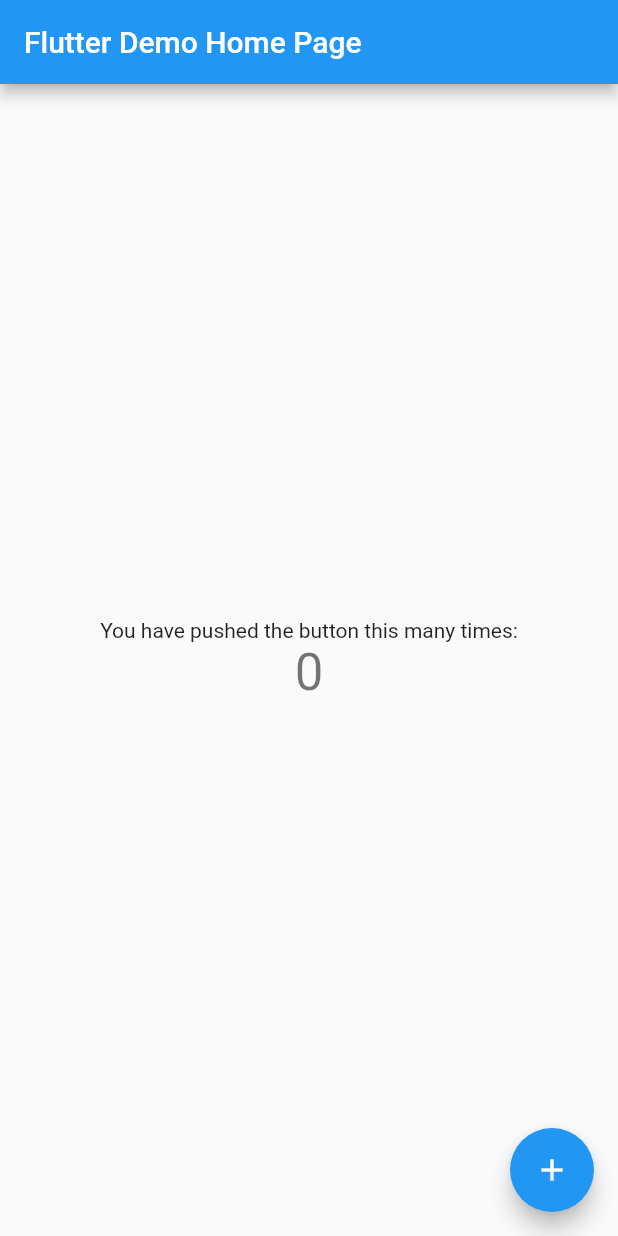
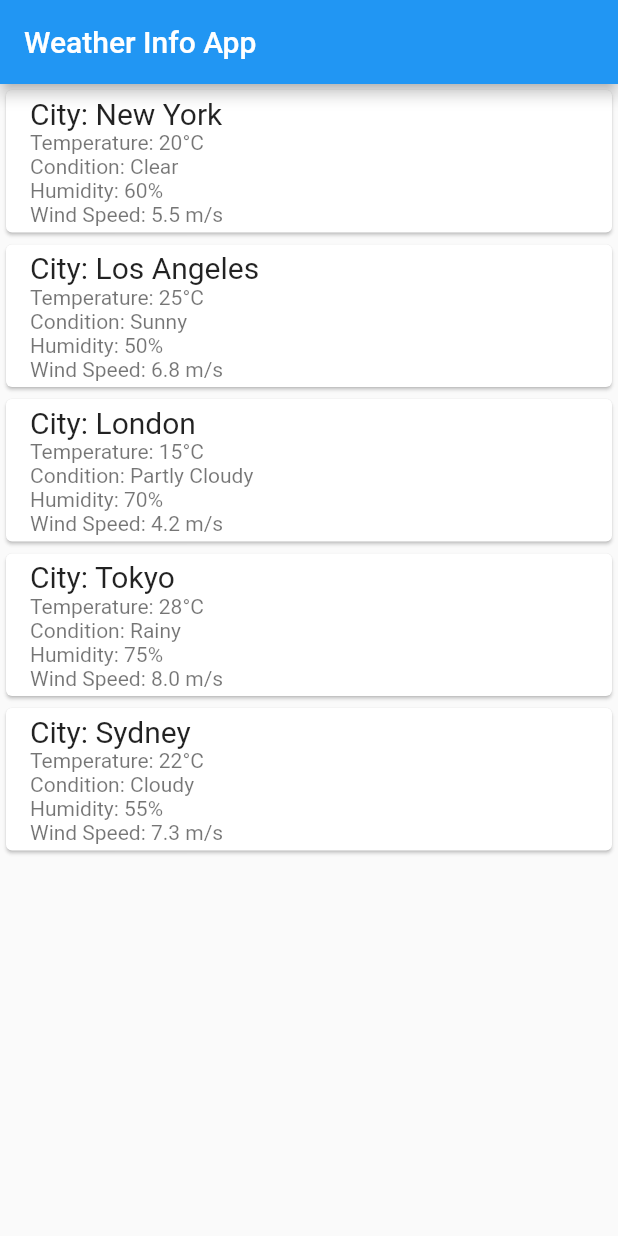
Before and after one commit to souvik600/module_11_live_test, a Flutter app: the screen it shows after launch, on a phone screen of 412 x 824 dp. Run offline on Flutter 3.47's test engine with Material 2 defaults, Android fonts, the phone set to English and light mode, and no system bars.

Commit message:
module_11_live_test

```diff
--- a/lib/main.dart
+++ b/lib/main.dart
@@ -1,115 +1,118 @@
+import 'dart:convert';
 import 'package:flutter/material.dart';
 
 void main() {
-  runApp(const MyApp());
+  runApp(WeatherApp());
 }
 
-class MyApp extends StatelessWidget {
-  const MyApp({super.key});
+class WeatherApp extends StatelessWidget {
+  final String jsonWeatherData = '''
+  [
+    {
+      "city": "New York",
+      "temperature": 20,
+      "condition": "Clear",
+      "humidity": 60,
+      "windSpeed": 5.5
+    },
+    {
+      "city": "Los Angeles",
+      "temperature": 25,
+      "condition": "Sunny",
+      "humidity": 50,
+      "windSpeed": 6.8
+    },
+    {
+      "city": "London",
+      "temperature": 15,
+      "condition": "Partly Cloudy",
+      "humidity": 70,
+      "windSpeed": 4.2
+    },
+    {
+      "city": "Tokyo",
+      "temperature": 28,
+      "condition": "Rainy",
+      "humidity": 75,
+      "windSpeed": 8.0
+    },
+    {
+      "city": "Sydney",
+      "temperature": 22,
+      "condition": "Cloudy",
+      "humidity": 55,
+      "windSpeed": 7.3
+    }
+  ]
+  ''';
 
-  // This widget is the root of your application.
   @override
   Widget build(BuildContext context) {
+    List<WeatherData> weatherDataList = List<WeatherData>.from(json.decode(jsonWeatherData).map((data) => WeatherData.fromJson(data)));
+
     return MaterialApp(
-      title: 'Flutter Demo',
-      theme: ThemeData(
-        // This is the theme of your application.
-        //
-        // Try running your application with "flutter run". You'll see the
-        // application has a blue toolbar. Then, without quitting the app, try
-        // changing the primarySwatch below to Colors.green and then invoke
-        // "hot reload" (press "r" in the console where you ran "flutter run",
-        // or simply save your changes to "hot reload" in a Flutter IDE).
-        // Notice that the counter didn't reset back to zero; the application
-        // is not restarted.
-        primarySwatch: Colors.blue,
+      home: Scaffold(
+        appBar: AppBar(
+          title: const Text('Weather Info App'),
+        ),
+        body: ListView.builder(
+          itemCount: weatherDataList.length,
+          itemBuilder: (context, index) {
+            WeatherData weatherData = weatherDataList[index];
+            return WeatherCard(weatherData: weatherData);
+          },
+        ),
       ),
-      home: const MyHomePage(title: 'Flutter Demo Home Page'),
     );
   }
 }
 
-class MyHomePage extends StatefulWidget {
-  const MyHomePage({super.key, required this.title});
+class WeatherData {
+  final String city;
+  final int temperature;
+  final String condition;
+  final int humidity;
+  final double windSpeed;
 
-  // This widget is the home page of your application. It is stateful, meaning
-  // that it has a State object (defined below) that contains fields that affect
-  // how it looks.
+  WeatherData({
+    required this.city,
+    required this.temperature,
+    required this.condition,
+    required this.humidity,
+    required this.windSpeed,
+  });
 
-  // This class is the configuration for the state. It holds the values (in this
-  // case the title) provided by the parent (in this case the App widget) and
-  // used by the build method of the State. Fields in a Widget subclass are
-  // always marked "final".
-
-  final String title;
-
-  @override
-  State<MyHomePage> createState() => _MyHomePageState();
+  factory WeatherData.fromJson(Map<String, dynamic> json) {
+    return WeatherData(
+      city: json['city'],
+      temperature: json['temperature'],
+      condition: json['condition'],
+      humidity: json['humidity'],
+      windSpeed: json['windSpeed'].toDouble(),
+    );
+  }
 }
 
-class _MyHomePageState extends State<MyHomePage> {
-  int _counter = 0;
+class WeatherCard extends StatelessWidget {
+  final WeatherData weatherData;
 
-  void _incrementCounter() {
-    setState(() {
-      // This call to setState tells the Flutter framework that something has
-      // changed in this State, which causes it to rerun the build method below
-      // so that the display can reflect the updated values. If we changed
-      // _counter without calling setState(), then the build method would not be
-      // called again, and so nothing would appear to happen.
-      _counter++;
-    });
-  }
+  WeatherCard({required this.weatherData});
 
   @override
   Widget build(BuildContext context) {
-    // This method is rerun every time setState is called, for instance as done
-    // by the _incrementCounter method above.
-    //
-    // The Flutter framework has been optimized to make rerunning build methods
-    // fast, so that you can just rebuild anything that needs updating rather
-    // than having to individually change instances of widgets.
-    return Scaffold(
-      appBar: AppBar(
-        // Here we take the value from the MyHomePage object that was created by
-        // the App.build method, and use it to set our appbar title.
-        title: Text(widget.title),
-      ),
-      body: Center(
-        // Center is a layout widget. It takes a single child and positions it
-        // in the middle of the parent.
-        child: Column(
-          // Column is also a layout widget. It takes a list of children and
-          // arranges them vertically. By default, it sizes itself to fit its
-          // children horizontally, and tries to be as tall as its parent.
-          //
-          // Invoke "debug painting" (press "p" in the console, choose the
-          // "Toggle Debug Paint" action from the Flutter Inspector in Android
-          // Studio, or the "Toggle Debug Paint" command in Visual Studio Code)
-          // to see the wireframe for each widget.
-          //
-          // Column has various properties to control how it sizes itself and
-          // how it positions its children. Here we use mainAxisAlignment to
-          // center the children vertically; the main axis here is the vertical
-          // axis because Columns are vertical (the cross axis would be
-          // horizontal).
-          mainAxisAlignment: MainAxisAlignment.center,
-          children: <Widget>[
-            const Text(
-              'You have pushed the button this many times:',
-            ),
-            Text(
-              '$_counter',
-              style: Theme.of(context).textTheme.headlineMedium,
-            ),
+    return Card(
+      child: ListTile(
+        title: Text('City: ${weatherData.city}',style: const TextStyle(fontSize: 20),),
+        subtitle: Column(
+          crossAxisAlignment: CrossAxisAlignment.start,
+          children: [
+            Text('Temperature: ${weatherData.temperature}°C'),
+            Text('Condition: ${weatherData.condition}'),
+            Text('Humidity: ${weatherData.humidity}%'),
+            Text('Wind Speed: ${weatherData.windSpeed} m/s'),
           ],
         ),
       ),
-      floatingActionButton: FloatingActionButton(
-        onPressed: _incrementCounter,
-        tooltip: 'Increment',
-        child: const Icon(Icons.add),
-      ), // This trailing comma makes auto-formatting nicer for build methods.
     );
   }
 }
```
